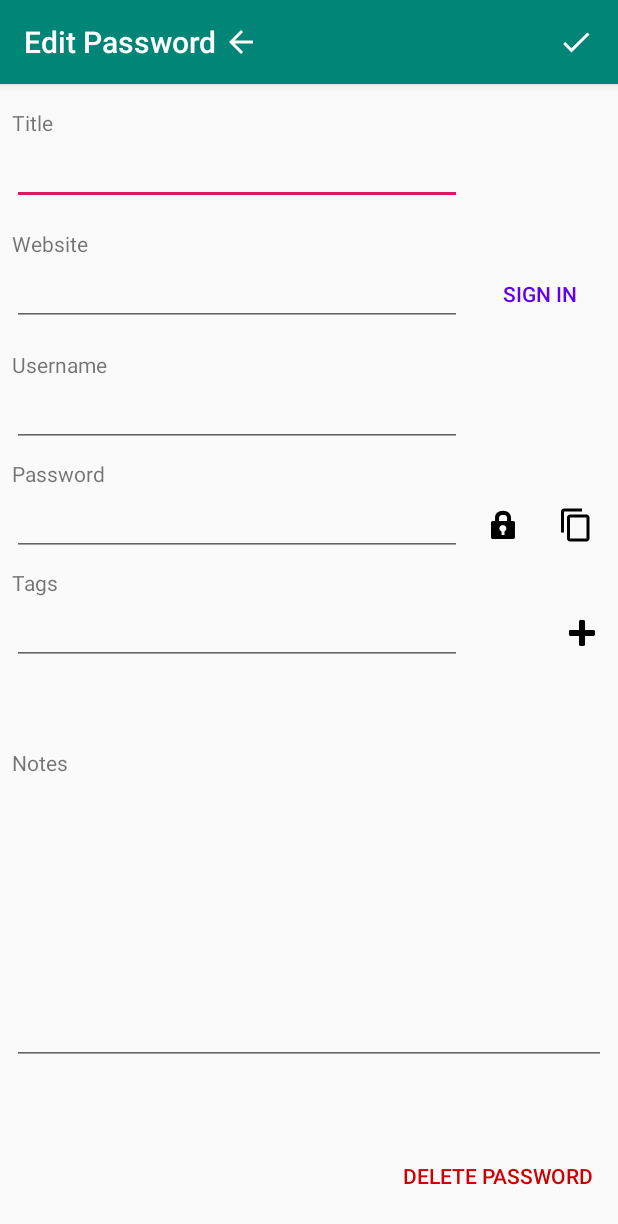
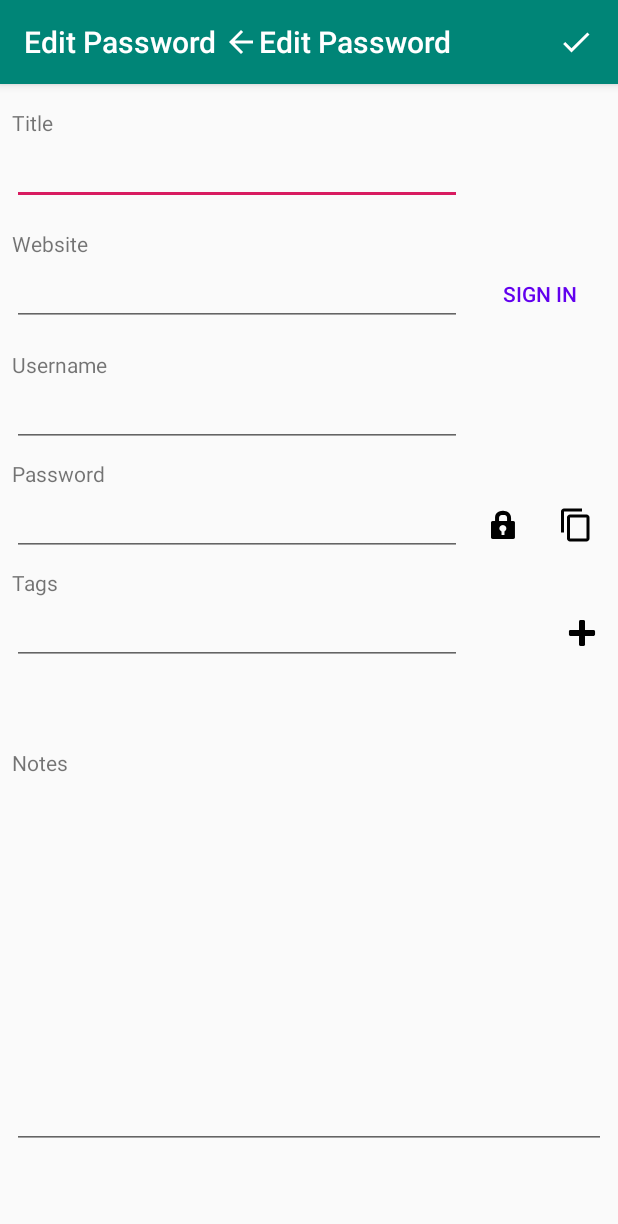
Before and after one commit to SteffeyDev/keyper, an Android app: the EditPasswordActivity screen opened directly, with no data from a screen before it, on a phone screen of 412 x 824 dp. Shown: the top 1224 px of the screen. Run offline under Robolectric (Android 15) with nearby library versions, the phone set to English and light mode, and no system bars.

Commit message:
properly centering title

```diff
--- a/Mobile App/app/src/main/res/layout/activity_edit_password.xml
+++ b/Mobile App/app/src/main/res/layout/activity_edit_password.xml
@@ -4,19 +4,25 @@
     xmlns:tools="http://schemas.android.com/tools"
     android:layout_width="match_parent"
     android:layout_height="match_parent"
+    android:layout_gravity="start"
+    android:gravity="center"
     tools:context=".EditPasswordActivity">
 
     <android.support.design.widget.AppBarLayout
         android:layout_width="match_parent"
         android:layout_height="wrap_content"
+        android:layout_gravity="center_horizontal"
+        android:fitsSystemWindows="true"
         android:theme="@style/AppTheme.AppBarOverlay">
 
         <android.support.v7.widget.Toolbar
             android:id="@+id/toolbar"
             android:layout_width="match_parent"
             android:layout_height="wrap_content"
+            android:layout_gravity="center_vertical"
             android:background="?attr/colorPrimary"
-            android:layout_gravity="center"
+            android:elevation="5dp"
+            app:layout_scrollFlags="scroll|enterAlways"
             app:popupTheme="@style/AppTheme.PopupOverlay">
 
             <ImageButton
@@ -26,6 +32,7 @@
                 android:layout_gravity="start"
                 android:background="@android:color/transparent"
                 android:contentDescription="@string/image_button_close"
+                android:gravity="start"
                 android:tint="@android:color/white"
                 app:srcCompat="?attr/actionModeCloseDrawable" />
 
@@ -34,24 +41,24 @@
                 style="@style/TextAppearance.AppCompat.Widget.ActionBar.Title"
                 android:layout_width="wrap_content"
                 android:layout_height="wrap_content"
+                android:layout_centerInParent="true"
                 android:layout_gravity="center"
                 android:gravity="center"
-                android:textColor="@android:color/background_light"
-                tools:text="@string/title_activity_edit_password" />
+                android:text="@string/title_activity_edit_password"
+                android:textColor="@android:color/background_light" />
 
             <ImageButton
                 android:id="@+id/imageButtonSavePassword"
                 android:layout_width="wrap_content"
                 android:layout_height="wrap_content"
+                android:layout_gravity="end"
                 android:layout_marginEnd="16dp"
                 android:background="@android:color/transparent"
                 android:contentDescription="@string/image_button_save_password"
                 android:tint="@android:color/white"
-                android:layout_gravity="end"
                 app:srcCompat="@drawable/ic_baseline_check_24px" />
 
         </android.support.v7.widget.Toolbar>
-
 
     </android.support.design.widget.AppBarLayout>
 
```
